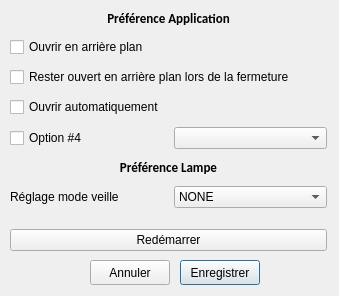
thomelect/lampeDimmer, file lampeDimmer_GUI/setuppreferencedialog.ui: the form before one commit.
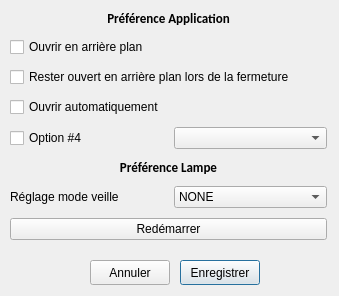
The form after the commit.

Commit message: # [PRÉFÉRENCES ++ DÉMARRAGE-AUTO] * Les valeurs des préférences sont maintenant conservées dans le registre *( Thomas Desrosiers/Lampe Dimmer )*     * Le problème qui empêchait les préférences d'être récupérés au démarrage est résolu. [FONCTIONNEL]

The edit to the form file:
```diff
--- a/lampeDimmer_GUI/setuppreferencedialog.ui
+++ b/lampeDimmer_GUI/setuppreferencedialog.ui
@@ -45,7 +45,7 @@
      <x>10</x>
      <y>10</y>
      <width>317</width>
-     <height>241</height>
+     <height>256</height>
     </rect>
    </property>
    <layout class="QVBoxLayout" name="verticalLayout">
@@ -186,6 +186,13 @@
       </item>
      </layout>
     </item>
+    <item>
+     <widget class="QPushButton" name="pbReboot">
+      <property name="text">
+       <string>Redémarrer</string>
+      </property>
+     </widget>
+    </item>
     <item>
      <spacer name="verticalSpacer_2">
       <property name="orientation">
@@ -199,13 +206,6 @@
       </property>
      </spacer>
     </item>
-    <item>
-     <widget class="QPushButton" name="pbReboot">
-      <property name="text">
-       <string>Redémarrer</string>
-      </property>
-     </widget>
-    </item>
    </layout>
   </widget>
  </widget>
```
The commit also changes 2 other files.
